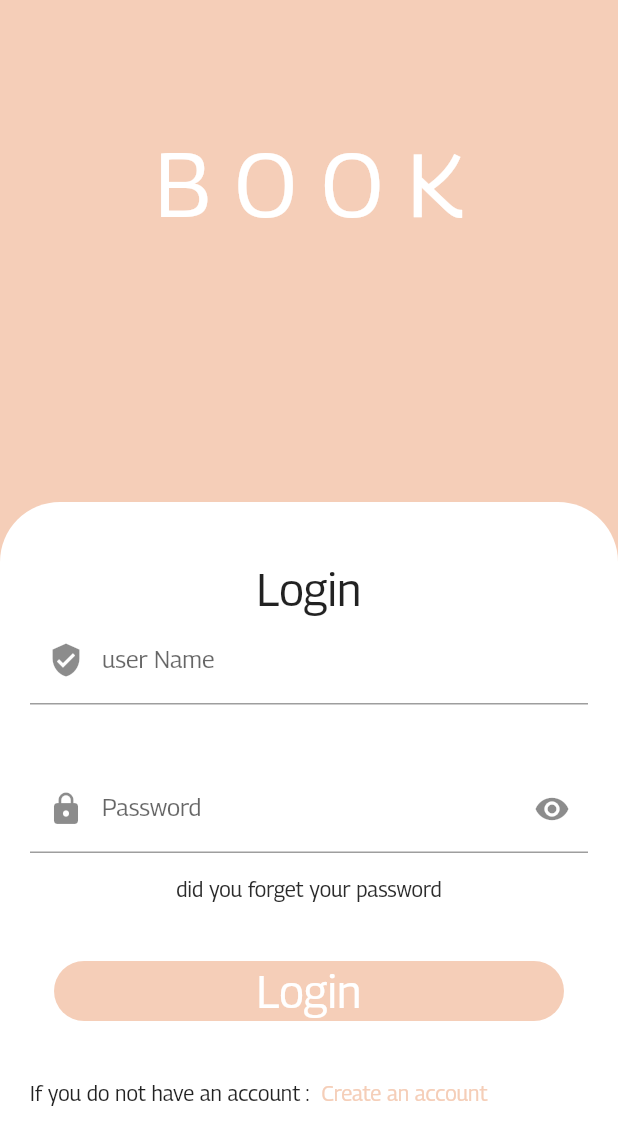
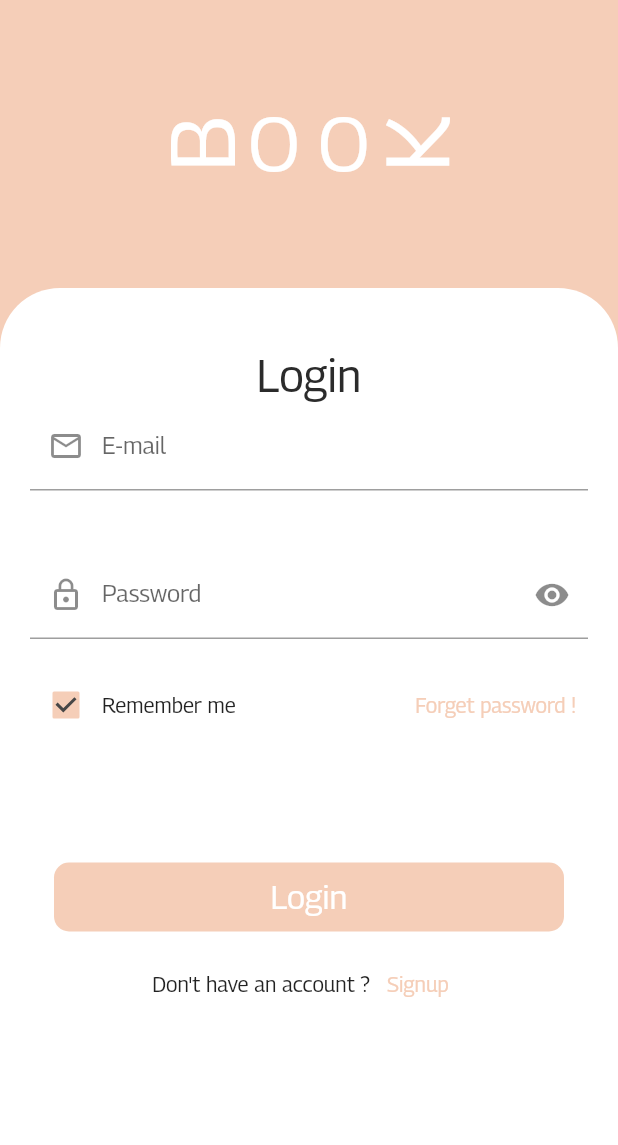
Before and after one commit to hassan-thabet/books_app, a Flutter app: the screen it shows after launch, on a phone screen of 412 x 824 dp. Shown: the top 1145 px of the screen. Run offline on Flutter 3.47's test engine with Material 2 defaults, Android fonts, the phone set to English and light mode, and no system bars; our stand-ins replace flutter_svg.

Commit message:
Login screen last touch

```diff
--- a/lib/main.dart
+++ b/lib/main.dart
@@ -16,8 +16,11 @@ class MyApp extends StatelessWidget {
       debugShowCheckedModeBanner: false,
       title: 'Content - Download & Read Free Books',
       theme: ThemeData(
+        platform: TargetPlatform.iOS,
         fontFamily: 'Georama',
         scaffoldBackgroundColor: BACKGROUND_COLOR,
+        primaryColor: APP_MAIN_COLOR,
+
       ),
       home: Splash(),
     );
--- a/lib/views/login.dart
+++ b/lib/views/login.dart
@@ -10,7 +10,10 @@ class Login extends StatefulWidget {
 }
 
 class _LoginState extends State<Login> {
-  bool scurte = true;
+  bool secure = true;
+  bool checkboxValue = true;
+  IconData? icon ;
+
   @override
   void initState() {
     super.initState();
@@ -20,26 +23,60 @@ class _LoginState extends State<Login> {
   Widget build(BuildContext context) {
     return Scaffold(
       backgroundColor: APP_MAIN_COLOR,
-      body: Column(
+      body: SafeArea(
+        child: Column(
           crossAxisAlignment: CrossAxisAlignment.center,
           mainAxisAlignment: MainAxisAlignment.center,
           children: [
-          Expanded(
-            child: Center(
+            SizedBox(
+              height: 60,
+            ),
+            Center(
+              child: Row(
+                mainAxisAlignment: MainAxisAlignment.center,
+                children: [
+                  RotationTransition(
+                    turns: AlwaysStoppedAnimation(270 / 360),
                     child: Text(
-                'B O O K',
+                        'b'.toUpperCase(),
                         style: TextStyle(
                             fontSize: 60,
                             color: Colors.white,
-                    fontWeight: FontWeight.w500),
+                            fontWeight: FontWeight.w500,
+                            letterSpacing: 12
                         ),
                     ),
                   ),
+                  Text(
+                    'OO',
+                    /// هنا زودنا دوت ابر كيس علشان يكبرلي الحروف بدل ما اكتبها انا كبيره
+                    style: TextStyle(
+                        fontSize: 50,
+                        color: Colors.white,
+                        fontWeight: FontWeight.w500,
+                        letterSpacing: 12
+                        ///  وهنا زودنا ليتر سبيس و دي بتعمل مسافه ما بين الحروف و بعضها
+                    ),
+                  ),
+                  RotationTransition(
+                    turns: AlwaysStoppedAnimation(270 / 360),
+                    child: Text(
+                      'k'.toUpperCase(),
+                      style: TextStyle(
+                          fontSize: 60,
+                          color: Colors.white,
+                          fontWeight: FontWeight.w500,
+                          letterSpacing: 12
+                      ),
+                    ),
+                  ),
+                ],
+              ),
+            ),
             SizedBox(
-            height: 90,
+              height: 60,
             ),
             Expanded(
-            flex: 2,
               child: Container(
                 decoration: BoxDecoration(
                     borderRadius: BorderRadius.only(
@@ -56,14 +93,14 @@ class _LoginState extends State<Login> {
                         ),
                         Text(
                           'Login',
-                        style: TextStyle(fontSize: 30),
+                          style: TextStyle(fontSize: 30 , color: DARK_TEXT),
                         ),
                         TextFormField(
                           keyboardType: TextInputType.text,
                           decoration: InputDecoration(
-                            hintText: 'Name',
-                            labelText: 'user Name',
-                            prefixIcon: Icon(Icons.verified_user)),
+                              hintText: 'E-mail',
+                              labelText: 'E-mail',
+                              prefixIcon: Icon(Icons.email_outlined)),
                         ),
                         SizedBox(
                           height: 40,
@@ -71,27 +108,64 @@ class _LoginState extends State<Login> {
                         TextFormField(
                           keyboardType: TextInputType.visiblePassword,
                           decoration: InputDecoration(
+
+
                             hintText: 'Password',
                             labelText: 'Password',
-                          prefixIcon: Icon(Icons.lock),
+                            prefixIcon: Icon(Icons.lock_outline),
                             suffixIcon: IconButton(
                                 onPressed: () {
                                   setState(() {
-                                  scurte = !scurte;
+                                    secure = !secure;
                                   });
                                 },
-                              icon: Icon(Icons.remove_red_eye)),
+                                icon: (secure == true )
+                                    ? Icon(Icons.visibility)
+                                    : Icon(Icons.visibility_off)
+
+                                ///  اللي بين القوصين فوق ده الشرط
+                              ///  و علامه الاستفهام دي معناها لو الشرط هتحقق
+                              ///  و بعدها علامه ال : دي معناها لو الشرط متحققش
+
+
                             ),
-                        obscureText: scurte,
                           ),
-                      TextButton(
-                          onPressed: () {},
-                          child: Text(
-                            'did you forget your password',
-                            style: TextStyle(color: DARK_TEXT),
-                          )),
+                          obscureText: secure,
+
+                        ),
                         SizedBox(
                           height: 20,
+                        ),
+                        Row(
+                          children: [
+                            Checkbox(
+                              checkColor: UNSELECTED_ICONS,
+                              activeColor: APP_MAIN_COLOR,
+                              value: checkboxValue,
+                              onChanged: (bool? value)
+                                {
+                                  setState(() {
+                                    checkboxValue = value!;
+                                  });
+
+                                },
+                            ),
+                            Text('Remember me'),
+                            Spacer(),
+                            TextButton(
+                              onPressed: ()
+                              {
+                                // TODO: Remember password method
+                              },
+                              child: Text(
+                                'Forget password !',
+                                style: TextStyle(color: APP_MAIN_COLOR),
+                              ),
+                            )
+                          ],
+                        ),
+                        SizedBox(
+                          height: 80,
                         ),
                         MaterialButton(
                           onPressed: () {
@@ -99,24 +173,27 @@ class _LoginState extends State<Login> {
                                 MaterialPageRoute(builder: (context) => Home()));
                           },
                           child: Container(
-                          height: 40,
                             width: double.infinity,
                             decoration: BoxDecoration(
-                              borderRadius: BorderRadius.circular(20),
+                                borderRadius: BorderRadius.circular(10),
                                 color: APP_MAIN_COLOR),
                             child: Center(
+                                child: Padding(
+                                  padding: const EdgeInsets.all(10),
                                   child: Text(
                               'Login',
-                            style: TextStyle(fontSize: 30, color: Colors.white),
+                              style: TextStyle(fontSize: 22, color: Colors.white),
+                            ),
                                 )),
                           ),
                         ),
                         SizedBox(
-                        height: 20,
+                          height:10,
                         ),
                         Row(
+                          mainAxisAlignment: MainAxisAlignment.center,
                           children: [
-                          Text('If you do not have an account :'),
+                            Text('Don\'t have an account ?'),
                             TextButton(
                               onPressed: () {
                                 Navigator.push(
@@ -125,7 +202,7 @@ class _LoginState extends State<Login> {
                                         builder: (context) => Singup()));
                               },
                               child: Text(
-                              'Create an account',
+                                'Signup',
                                 style: TextStyle(color: APP_MAIN_COLOR),
                               ),
                             )
@@ -139,6 +216,7 @@ class _LoginState extends State<Login> {
             ),
           ],
         ),
+      ),
     );
   }
 }
--- a/lib/views/tabs/browse.dart
+++ b/lib/views/tabs/browse.dart
@@ -5,7 +5,6 @@ import 'package:flutter_svg/svg.dart';
 
 class Browse extends StatelessWidget {
   const Browse({Key? key}) : super(key: key);
-
   @override
   Widget build(BuildContext context) {
     var dimensions = MediaQuery.of(context).size;
--- a/pubspec.yaml
+++ b/pubspec.yaml
@@ -71,8 +71,3 @@ flutter:
     - family: Georama
       fonts:
         - asset: assets/fonts/Georama-Regular.ttf
-  #       - asset: fonts/TrajanPro_Bold.ttf
-  #         weight: 700
-  #
-  # For details regarding fonts from package dependencies,
-  # see https://flutter.dev/custom-fonts/#from-packages
```
Lines whose indentation alone changed are shown as unchanged.
